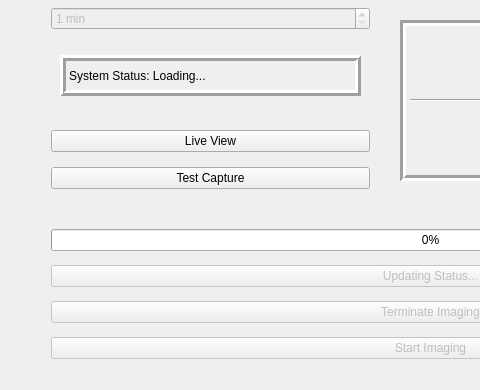
Before: the Qt Designer form _ui/Demo.ui in CoSE-Jerry/ABCD, drawn with Qt 5; both pictures show x 0 to 480 and y 210 to 600 of the 870 by 600 pixel window.
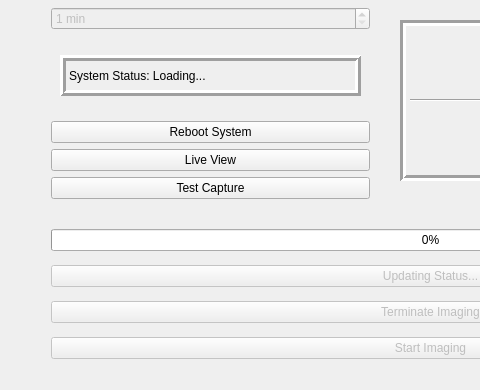
After: the same form once the commit is applied. Icons and pictures are not drawn.

What changed in the file:
```diff
--- a/_ui/Demo.ui
+++ b/_ui/Demo.ui
@@ -609,6 +609,13 @@
      </rect>
     </property>
     <layout class="QVBoxLayout" name="verticalLayout">
+     <item>
+      <widget class="QPushButton" name="Reboot">
+       <property name="text">
+        <string>Reboot System</string>
+       </property>
+      </widget>
+     </item>
      <item>
       <widget class="QPushButton" name="Start_Live">
        <property name="enabled">
```
